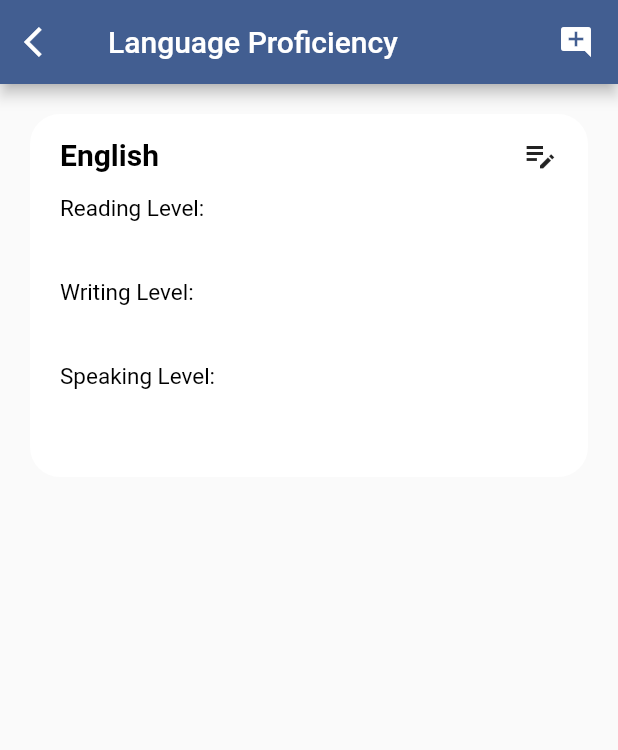
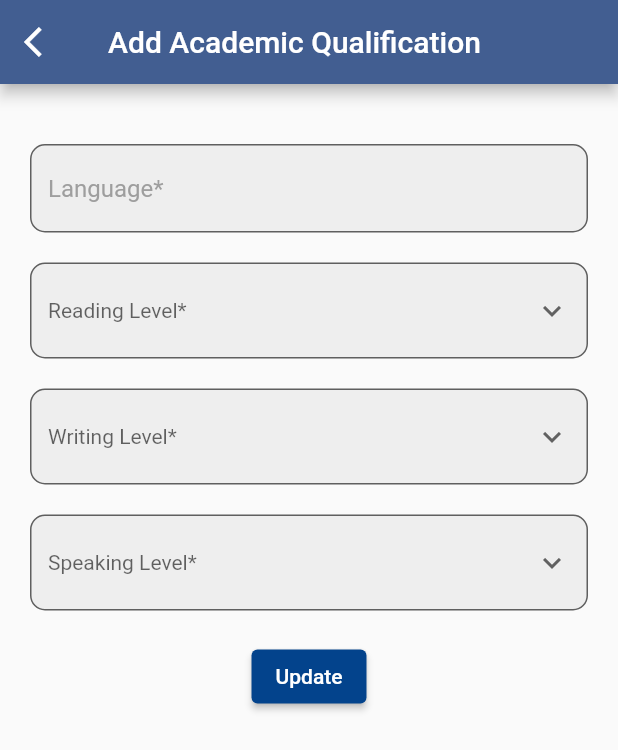
Before and after one commit to Mosaidur/Job-Skeers, a Flutter app: the LanguageProficiency screen opened directly, after a tap on the "edit note" icon, on a phone screen of 412 x 824 dp. Shown: the top 750 px of the screen. Run offline on Flutter 3.47's test engine with Material 3 defaults, Android fonts, the phone set to English and light mode, and no system bars; our stand-ins replace email_validator, intl_phone_field, shared_preferences; missing offline and left inert: multiselect_dropdown_flutter; accounts and stored records are empty; network calls fail.

Commit message:
20th commite

```diff
--- a/jobskeers/lib/Job_Seeker/Pages/Home Page/JobSeekerHomePage.dart
+++ b/jobskeers/lib/Job_Seeker/Pages/Home Page/JobSeekerHomePage.dart
@@ -2,6 +2,7 @@ import 'package:flutter/cupertino.dart';
 import 'package:flutter/material.dart';
 import 'package:shared_preferences/shared_preferences.dart';
 
+import '../../../Select_LogInScreen.dart';
 import '../../Authentiction Pages/JobSeekerSign_In.dart';
 import '../../CustomSnackbar.dart';
 import '../Profile/Account Settings/upload_photo.dart';
@@ -376,7 +377,7 @@ class _JobSeekerHomePageState extends State<JobSeekerHomePage> {
                     await _remove_USERID_Preferences();
                     Navigator.pushReplacement(
                       context,
-                      MaterialPageRoute(builder: (context) => JobSeekerSigninScreen()),
+                      MaterialPageRoute(builder: (context) => SelectLoginScreen()),
                     );
                   } else {
                     // Perform logout logic here
--- a/jobskeers/lib/Job_Seeker/Pages/Profile/Education/Edit_academic_qualification.dart
+++ b/jobskeers/lib/Job_Seeker/Pages/Profile/Education/Edit_academic_qualification.dart
@@ -444,7 +444,7 @@ class _Edit_academic_qualificationState extends State<Edit_academic_qualificatio
                     onPressed: (){
 
                     },
-                    child: Text("Submit"),
+                    child: Text("Update"),
                     style: ElevatedButton.styleFrom(
                       primary: Color(0xff03438C), // Change this color to your desired color
                     ),
--- a/jobskeers/lib/Job_Seeker/Pages/Profile/Education/Edit_language_prof.dart
+++ b/jobskeers/lib/Job_Seeker/Pages/Profile/Education/Edit_language_prof.dart
@@ -0,0 +1,230 @@
+import 'package:flutter/cupertino.dart';
+import 'package:flutter/material.dart';
+import 'package:flutter/services.dart';
+
+class Edit_language_prof extends StatefulWidget {
+  const Edit_language_prof({super.key});
+
+  @override
+  State<Edit_language_prof> createState() => _Edit_language_profState();
+}
+
+class _Edit_language_profState extends State<Edit_language_prof> {
+
+  final TextEditingController languageController = TextEditingController(text: "");
+  final TextEditingController readingLevelController = TextEditingController(text: "");
+  final TextEditingController writingLevelController = TextEditingController(text: "");
+  final TextEditingController speakingLevelController = TextEditingController(text: "");
+
+  String? _selectedreadingLevel;
+  String? _selectedwritingLevel;
+  String? _selectedspeakingLevel;
+
+  @override
+  Widget build(BuildContext context) {
+    return GestureDetector(
+      onTap: () {
+        FocusScope.of(context).unfocus();
+      },
+      child: Scaffold(
+        appBar: AppBar(
+          title: Text("Add Academic Qualification"),
+          leading: IconButton(
+            icon: Icon(Icons.arrow_back_ios),
+            onPressed: () {
+              Navigator.of(context).pop();
+            },
+          ),
+        ),
+        body: SingleChildScrollView(
+          child: Padding(
+            padding: const EdgeInsets.all(20.0),
+            child: Column(
+              children: [
+
+                SizedBox(height: 20,),
+                //Language title
+                TextFormField(
+                  inputFormatters: [
+                    LengthLimitingTextInputFormatter(200),
+                  ],
+                  autovalidateMode: AutovalidateMode.onUserInteraction,
+                  validator: (text){
+                    if (text == null || text.isEmpty){
+                      return "Language title can't be empty";
+                    }
+                    if (text.length<3){
+                      return "Please enter a valid Language title";
+                    }
+                  },
+                  onChanged: (text) => setState(() {
+                    languageController.text = text;
+                  }
+                  ),
+                  controller: languageController,
+                  enabled: true,
+                  decoration: InputDecoration(
+                    hintText: "Language*",
+                    hintStyle: TextStyle(
+                      color: Colors.grey,
+                    ),
+                    filled: true,
+                    fillColor: Colors.grey.shade200,
+                    border: OutlineInputBorder(
+                      borderRadius: BorderRadius.circular(10),
+                      borderSide: BorderSide(
+                        color: Color(0xff03438C),
+                        width: 3,
+                        style: BorderStyle.solid,
+                      ),
+                    ),
+                  ),
+                ),
+                SizedBox(height: 20,),
+
+                // reading level
+                DropdownButtonFormField<String>(
+                  value: _selectedreadingLevel != null ? readingLevelController.text : null,
+                  icon: const Icon(Icons.keyboard_arrow_down),
+                  iconSize: 24,
+                  elevation: 16,
+                  style: const TextStyle(color: Colors.black),
+                  decoration: InputDecoration(
+                    hintText: "Reading Level*",
+                    hintStyle: TextStyle(
+                      color: Colors.grey,
+                    ),
+                    filled: true,
+                    fillColor: Colors.grey.shade200,
+                    border: OutlineInputBorder(
+                      borderRadius: BorderRadius.circular(10),
+                      borderSide: BorderSide(
+                        color: Color(0xff03438C),
+                        width: 3,
+                        style: BorderStyle.solid,
+                      ),
+                    ),
+                  ),
+                  items: <String>[
+                    'Low',
+                    'Medium',
+                    'High',
+                  ].map<DropdownMenuItem<String>>((String value) {
+                    return DropdownMenuItem<String>(
+                      value: value,
+                      child: Text(value),
+                    );
+                  }).toList(),
+                  onChanged: (String? newValue) {
+                    setState(() {
+                      _selectedreadingLevel = newValue!;
+                      readingLevelController.text = newValue;
+                    });
+                  },
+                ),
+                SizedBox(height: 20,),
+
+                // writing Level
+                DropdownButtonFormField<String>(
+                  value: _selectedwritingLevel != null ? writingLevelController.text : null,
+                  icon: const Icon(Icons.keyboard_arrow_down),
+                  iconSize: 24,
+                  elevation: 16,
+                  style: const TextStyle(color: Colors.black),
+                  decoration: InputDecoration(
+                    hintText: "Writing Level*",
+                    hintStyle: TextStyle(
+                      color: Colors.grey,
+                    ),
+                    filled: true,
+                    fillColor: Colors.grey.shade200,
+                    border: OutlineInputBorder(
+                      borderRadius: BorderRadius.circular(10),
+                      borderSide: BorderSide(
+                        color: Color(0xff03438C),
+                        width: 3,
+                        style: BorderStyle.solid,
+                      ),
+                    ),
+                  ),
+                  items: <String>[
+                    'Low',
+                    'Medium',
+                    'High',
+                  ].map<DropdownMenuItem<String>>((String value) {
+                    return DropdownMenuItem<String>(
+                      value: value,
+                      child: Text(value),
+                    );
+                  }).toList(),
+                  onChanged: (String? newValue) {
+                    setState(() {
+                      _selectedwritingLevel = newValue!;
+                      writingLevelController.text = newValue;
+                    });
+                  },
+                ),
+                SizedBox(height: 20,),
+
+                // speaking level
+                DropdownButtonFormField<String>(
+                  value: _selectedspeakingLevel != null ? speakingLevelController.text : null,
+                  icon: const Icon(Icons.keyboard_arrow_down),
+                  iconSize: 24,
+                  elevation: 16,
+                  style: const TextStyle(color: Colors.black),
+                  decoration: InputDecoration(
+                    hintText: "Speaking Level*",
+                    hintStyle: TextStyle(
+                      color: Colors.grey,
+                    ),
+                    filled: true,
+                    fillColor: Colors.grey.shade200,
+                    border: OutlineInputBorder(
+                      borderRadius: BorderRadius.circular(10),
+                      borderSide: BorderSide(
+                        color: Color(0xff03438C),
+                        width: 3,
+                        style: BorderStyle.solid,
+                      ),
+                    ),
+                  ),
+                  items: <String>[
+                    'Low',
+                    'Medium',
+                    'High',
+                  ].map<DropdownMenuItem<String>>((String value) {
+                    return DropdownMenuItem<String>(
+                      value: value,
+                      child: Text(value),
+                    );
+                  }).toList(),
+                  onChanged: (String? newValue) {
+                    setState(() {
+                      _selectedspeakingLevel = newValue!;
+                      speakingLevelController.text = newValue;
+                    });
+                  },
+                ),
+                SizedBox(height: 20,),
+
+                ElevatedButton(
+                  onPressed: (){
+
+                  },
+                  child: Text("Update"),
+                  style: ElevatedButton.styleFrom(
+                    primary: Color(0xff03438C), // Change this color to your desired color
+                  ),
+                ),
+
+                SizedBox(height: 50),
+
+              ],
+            ),
+          ),
+        ),
+      ),
+    );
+  }
+}
--- a/jobskeers/lib/Job_Seeker/Pages/Profile/Education/language_prof.dart
+++ b/jobskeers/lib/Job_Seeker/Pages/Profile/Education/language_prof.dart
@@ -1,4 +1,7 @@
 import 'package:flutter/material.dart';
+
+import 'Add_language_prof.dart';
+import 'Edit_language_prof.dart';
 
 class LanguageProficiency extends StatefulWidget {
   const LanguageProficiency({super.key});
@@ -25,7 +28,9 @@ class _LanguageProficiencyState extends State<LanguageProficiency> {
             Text("Language Proficiency"),
 
             InkWell(
-              onTap: (){},
+              onTap: (){
+                Navigator.push(context, MaterialPageRoute(builder: (context)=> Add_language_prof ()));
+              },
               child: Icon(Icons.add_comment),
             )
           ],
@@ -71,7 +76,9 @@ class _LanguageProficiencyState extends State<LanguageProficiency> {
                           ),
 
                           InkWell(
-                            onTap: (){},
+                            onTap: (){
+                              Navigator.push(context, MaterialPageRoute(builder: (context)=> Edit_language_prof ()));
+                            },
                             child: Icon(Icons.edit_note_sharp),
                           )
 
```
Also changed, not shown: jobskeers/lib/Job_Seeker/Pages/Profile/Education/Add_language_prof.dart (+229 -0 lines).
